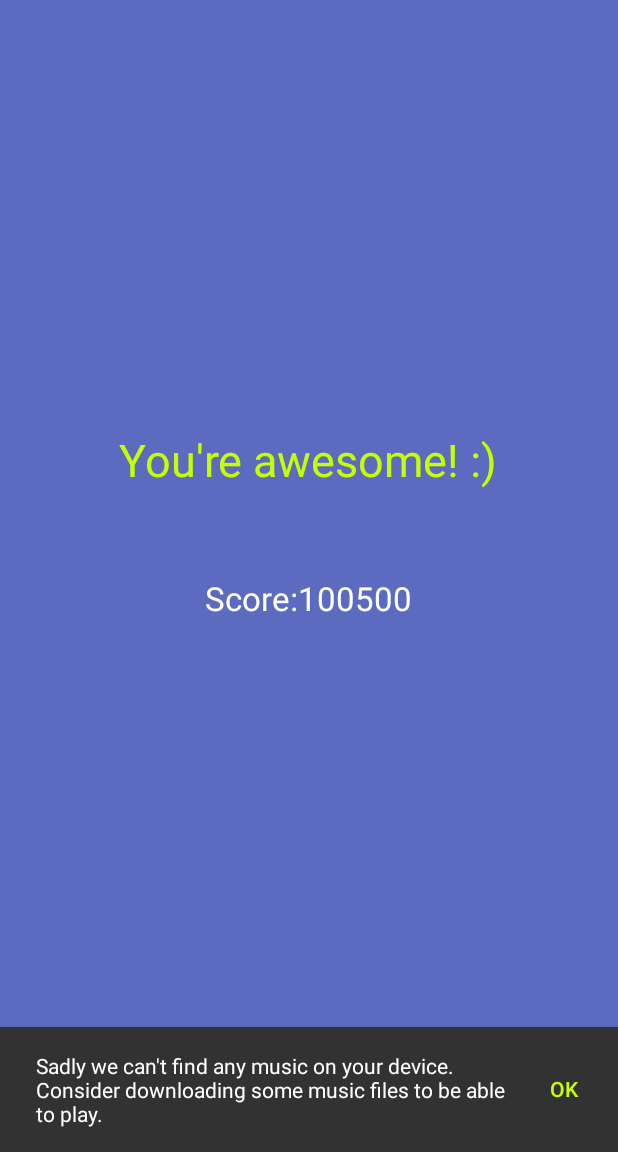
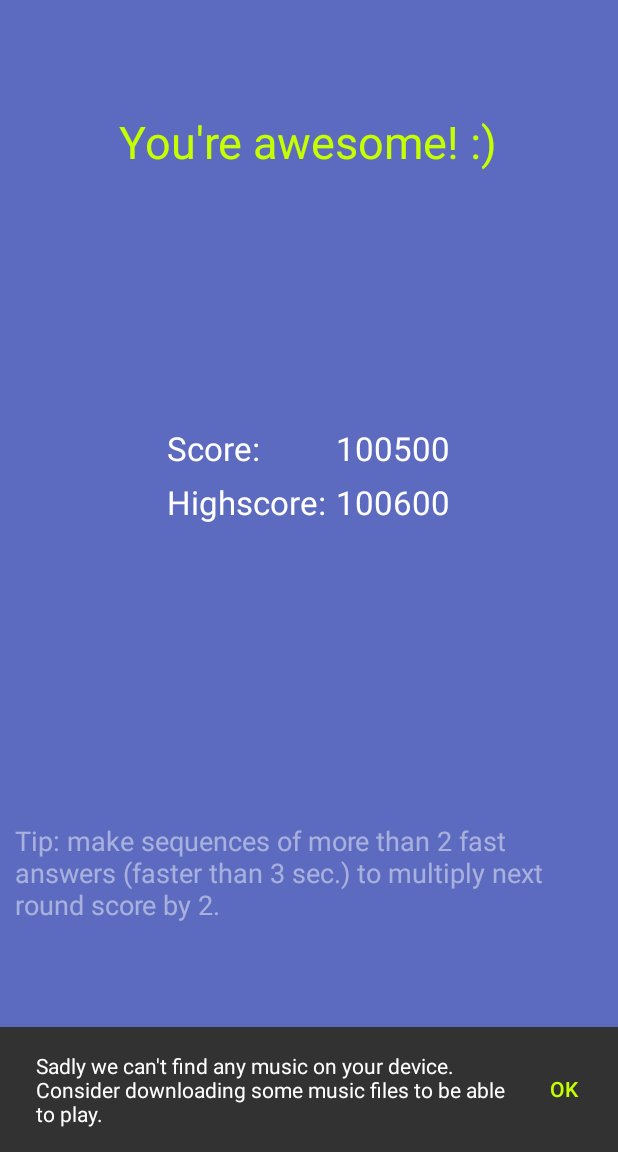
Before and after one commit to imaginary-unit/AudioQuiz, an Android app: the fragment ResultsFragment placed in its activity, on a phone screen of 412 x 824 dp, the part 84-1236 px from its top. Run offline under Robolectric (Android 15) with nearby library versions, the phone set to English and light mode, and no system bars; 2 statements that could not run were skipped.

Commit message:
Updating results screen contents

```diff
--- a/app/src/main/java/ru/imunit/maquiz/models/GameModel.java
+++ b/app/src/main/java/ru/imunit/maquiz/models/GameModel.java
@@ -38,7 +38,7 @@ public class GameModel implements IGameModel {
     private static final int ROW_BONUS_START = 3;
     private static final float ROW_BONUS_FACTOR = 2.0f;
     // factor to multiply the overall game score by in the case of no wrong guesses
-    private static final float FLAWLESS_BONUS_FACTOR = 1.5f;
+    private static final float CLEAN_BONUS_FACTOR = 1.5f;
     // the number to divide the round score by for each wrong guess
     private static final int WRONG_GUESS_PENALTY = 2;
 
@@ -126,6 +126,9 @@ public class GameModel implements IGameModel {
     // Game logic
 
     private void finishGame() {
+        // if the game was clean, multiply the score by a corresponding factor
+        if (mGuess.size() == mCorrectGuess.size())
+            mGameScore *= CLEAN_BONUS_FACTOR;
         new ResultsWriter().execute();
         for (ModelUpdateListener listener : mListeners) {
             listener.onGameFinished();
--- a/app/src/main/res/layout/fragment_results.xml
+++ b/app/src/main/res/layout/fragment_results.xml
@@ -1,4 +1,5 @@
 <LinearLayout xmlns:android="http://schemas.android.com/apk/res/android"
+    xmlns:app="http://schemas.android.com/apk/res-auto"
     xmlns:tools="http://schemas.android.com/tools"
     android:layout_width="match_parent"
     android:layout_height="match_parent"
@@ -8,9 +9,10 @@
     <android.support.v4.widget.Space
         android:layout_width="match_parent"
         android:layout_height="0dp"
-        android:layout_weight="1"/>
+        android:layout_weight="0.2"/>
 
     <TextView
+        android:id="@+id/text1_congrats"
         android:layout_width="wrap_content"
         android:layout_height="wrap_content"
         android:layout_gravity="center_horizontal"
@@ -25,7 +27,41 @@
         android:layout_height="0dp"
         android:layout_weight="0.2"/>
 
-    <LinearLayout
+    <TextView
+        android:id="@+id/text2_clean"
+        android:layout_width="wrap_content"
+        android:layout_height="wrap_content"
+        android:layout_gravity="center_horizontal"
+        android:layout_weight="0"
+        android:text="Clean game! (Score x 1.5)"
+        android:textSize="26sp"
+        android:textColor="#ff00ff00"
+        android:visibility="gone"
+        />
+
+    <android.support.v4.widget.Space
+        android:layout_width="match_parent"
+        android:layout_height="0dp"
+        android:layout_weight="0.05"/>
+
+    <TextView
+        android:id="@+id/text3_record"
+        android:layout_width="wrap_content"
+        android:layout_height="wrap_content"
+        android:layout_gravity="center_horizontal"
+        android:layout_weight="0"
+        android:text="New highscore!"
+        android:textSize="26sp"
+        android:textColor="#ff00ff00"
+        android:visibility="gone"
+        />
+
+    <android.support.v4.widget.Space
+        android:layout_width="match_parent"
+        android:layout_height="0dp"
+        android:layout_weight="0.2"/>
+
+    <android.support.v7.widget.GridLayout
         android:layout_width="wrap_content"
         android:layout_height="wrap_content"
         android:layout_gravity="center_horizontal"
@@ -33,23 +69,61 @@
         <TextView
             android:layout_width="wrap_content"
             android:layout_height="wrap_content"
+            app:layout_row="0"
+            app:layout_column="0"
+            android:layout_margin="3dp"
             android:text="@string/game_results_score"
             android:textSize="22sp"
-            android:textColor="@color/colorForeground"
-            android:id="@+id/textView" />
+            android:textColor="@color/colorForeground" />
         <TextView
             android:id="@+id/textScore"
             android:layout_width="wrap_content"
             android:layout_height="wrap_content"
+            app:layout_row="0"
+            app:layout_column="1"
+            android:layout_margin="3dp"
             android:text="100500"
             android:textSize="22sp"
             android:textColor="@color/colorForeground" />
-    </LinearLayout>
+        <TextView
+            android:layout_width="wrap_content"
+            android:layout_height="wrap_content"
+            app:layout_row="1"
+            app:layout_column="0"
+            android:layout_margin="3dp"
+            android:text="@string/game_results_highscore"
+            android:textSize="22sp"
+            android:textColor="@color/colorForeground" />
+        <TextView
+            android:id="@+id/textHighScore"
+            android:layout_width="wrap_content"
+            android:layout_height="wrap_content"
+            app:layout_row="1"
+            app:layout_column="1"
+            android:layout_margin="3dp"
+            android:text="100600"
+            android:textSize="22sp"
+            android:textColor="@color/colorForeground" />
+    </android.support.v7.widget.GridLayout>
 
     <android.support.v4.widget.Space
         android:layout_width="match_parent"
         android:layout_height="0dp"
-        android:layout_weight="1"/>
+        android:layout_weight="0.5"/>
+
+    <TextView
+        android:layout_width="match_parent"
+        android:layout_height="wrap_content"
+        android:layout_gravity="center_horizontal"
+        android:layout_margin="10dp"
+        android:textSize="18sp"
+        android:textColor="@color/colorForegroundHalf"
+        android:text="Tip: make sequences of more than 2 fast answers (faster than 3 sec.) to multiply next round score by 2."/>
+
+    <android.support.v4.widget.Space
+        android:layout_width="match_parent"
+        android:layout_height="0dp"
+        android:layout_weight="0.2"/>
 
     <LinearLayout
         android:layout_width="wrap_content"
--- a/app/src/main/res/values/strings.xml
+++ b/app/src/main/res/values/strings.xml
@@ -23,6 +23,7 @@
     <string name="ok">OK</string>
 
     <string name="game_results_score">Score:</string>
+    <string name="game_results_highscore">Highscore:</string>
 
     <string name="empty_tag_placeholder">&lt;unknown&gt;</string>
 
```
